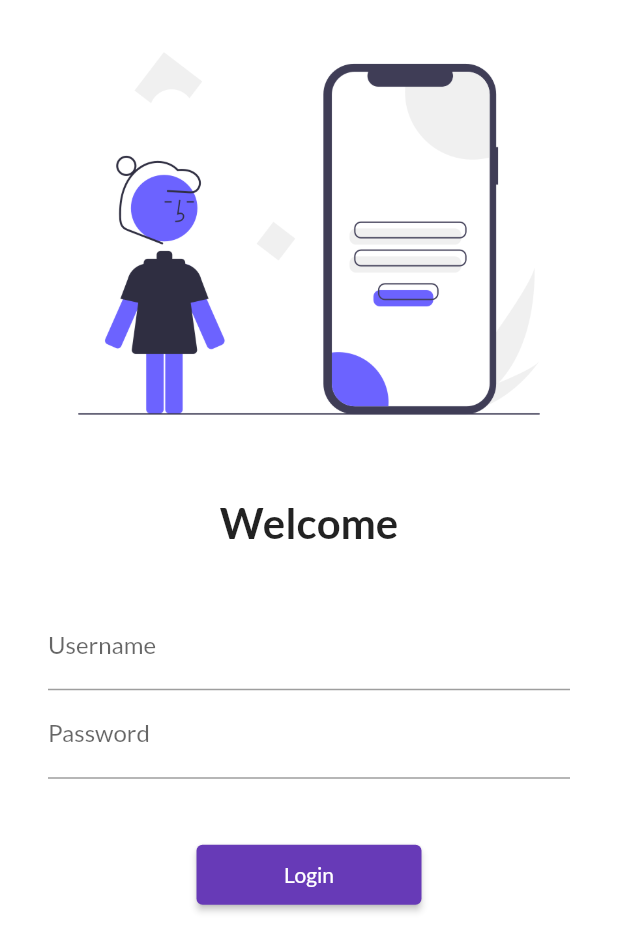
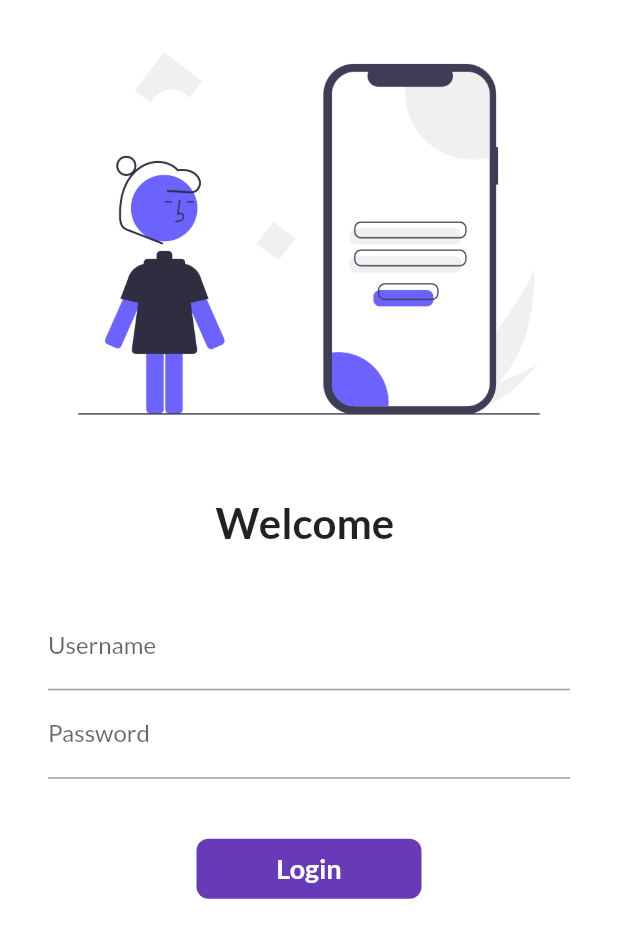
Before and after one commit to Palenzo/Flutter-in-30-day-by-codepur-my-first-app, a Flutter app: the screen it shows after launch, on a phone screen of 412 x 824 dp. Shown: the top 952 px of the screen. Run offline on Flutter 3.47's test engine with Material 2 defaults, Android fonts, the phone set to English and light mode, and no system bars; our stand-ins replace google_fonts.

Commit message:
day 6 done

```diff
--- a/app1/lib/pages/login_page.dart
+++ b/app1/lib/pages/login_page.dart
@@ -1,8 +1,16 @@
 import 'package:app1/utils/routes.dart';
 import 'package:flutter/material.dart';
 
-class LoginPage extends StatelessWidget {
-  const LoginPage({super.key});
+class LoginPage extends StatefulWidget {
+  const LoginPage({Key? key});
+
+  @override
+  State<LoginPage> createState() => _LoginPageState();
+}
+
+class _LoginPageState extends State<LoginPage> {
+  String name = "";
+  bool changeButton = false;
 
   @override
   Widget build(BuildContext context) {
@@ -18,8 +26,8 @@ class LoginPage extends StatelessWidget {
             const SizedBox(
               height: 20.0,
             ),
-            const Text(
-              "Welcome",
+            Text(
+              "Welcome $name",
               style: TextStyle(fontSize: 28, fontWeight: FontWeight.bold),
             ),
             const SizedBox(
@@ -33,6 +41,12 @@ class LoginPage extends StatelessWidget {
                   TextFormField(
                     decoration: const InputDecoration(
                         hintText: "Enter Username", labelText: "Username"),
+                    onChanged: (value) {
+                      setState(() {
+                        name =
+                            value; // Use setState to update the state variable
+                      });
+                    },
                   ),
                   TextFormField(
                     obscureText: true,
@@ -42,14 +56,42 @@ class LoginPage extends StatelessWidget {
                   const SizedBox(
                     height: 40.0,
                   ),
-                  ElevatedButton(
-                    child: const Text("Login"),
-                    style:
-                        TextButton.styleFrom(minimumSize: const Size(150, 40)),
-                    onPressed: () {
+
+                  InkWell(
+                    onTap: () async {
+                      setState(() {
+                        changeButton = true;
+                      });
+                      await Future.delayed(const Duration(seconds: 1));
                       Navigator.pushNamed(context, MyRoutes.homeRoute);
                     },
+                    child: AnimatedContainer(
+                      duration: Duration(seconds: 1),
+                      width: changeButton? 50 : 150,
+                      height: 40,
+                      alignment: Alignment.center,
+
+                      child: changeButton?const Icon(Icons.done,color : Colors.white)
+                      :Text(
+                        "Login",
+                        style: TextStyle(
+                            color: Colors.white,
+                            fontWeight: FontWeight.bold,
+                            fontSize: 18),
+                      ),
+                      decoration: BoxDecoration(
+                          color: Colors.deepPurple,
+                          borderRadius: BorderRadius.circular(changeButton?50:8)),
+                    ),
                   )
+                  //ElevatedButton(
+                  //  child: const Text("Login"),
+                  //style:
+                  //  TextButton.styleFrom(minimumSize: const Size(150, 40)),
+                  //onPressed: () {
+                  //Navigator.pushNamed(context, MyRoutes.homeRoute);
+                  //},
+                  // )
                 ],
               ),
             )
```
